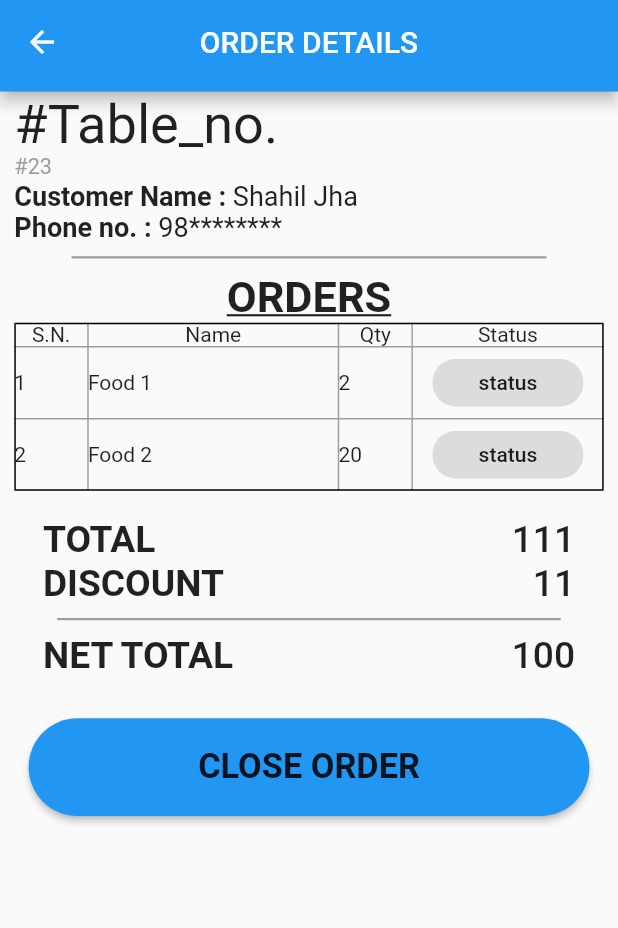
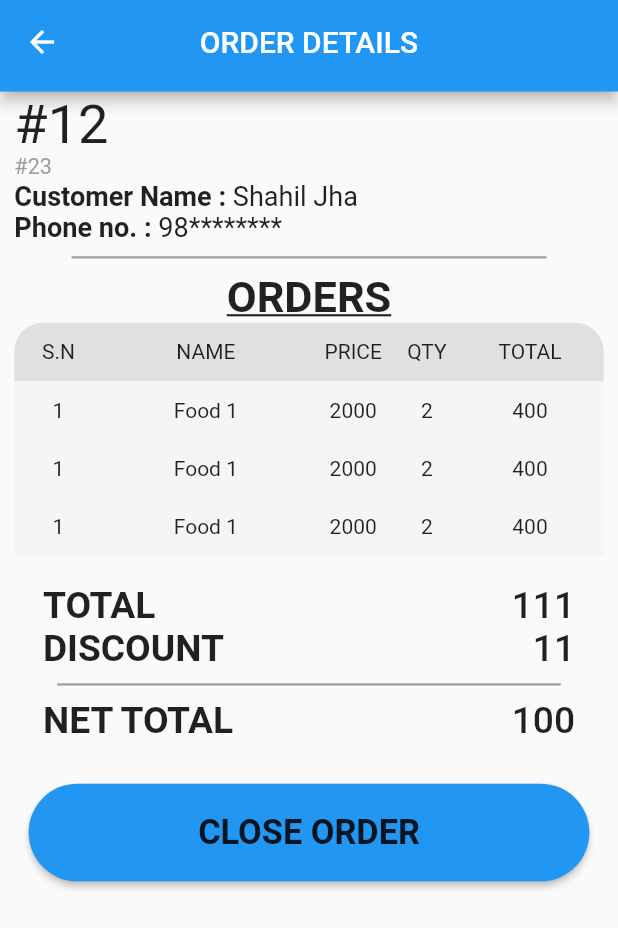
Before and after one commit to ShahilJha/Restaurant-prototype, a Flutter app: the screen it shows after launch, on a phone screen of 412 x 824 dp. Shown: the top 928 px of the screen. Run offline on Flutter 3.47's test engine with Material 2 defaults, Android fonts, the phone set to English and light mode, and no system bars; our stand-ins replace flutter_screenutil.

Commit message:
widget: table components

```diff
--- a/lib/screens/receptionist/order_details_screen/order_details_screen.dart
+++ b/lib/screens/receptionist/order_details_screen/order_details_screen.dart
@@ -1,11 +1,13 @@
+import 'package:flutter/cupertino.dart';
 import 'package:flutter/material.dart';
-import 'package:summer_project/widgets/app_action_chip.dart';
 import 'package:summer_project/widgets/app_app_bar.dart';
 import 'package:flutter_screenutil/flutter_screenutil.dart';
 import 'package:summer_project/widgets/app_button.dart';
+import 'package:summer_project/widgets/app_table_components.dart';
 import 'package:summer_project/widgets/customer_name.dart';
 import 'package:summer_project/widgets/order_no.dart';
 import 'package:summer_project/widgets/sub_titles.dart';
+import 'package:summer_project/widgets/table_no.dart';
 
 import 'local_widgets/payment_details.dart';
 
@@ -20,12 +22,7 @@ class OrderDetailsScreen extends StatelessWidget {
         margin: EdgeInsets.symmetric(horizontal: 25.w),
         child: ListView(
           children: [
-            Text(
-              "#Table_no.",
-              style: TextStyle(
-                fontSize: 100.ssp,
-              ),
-            ),
+            TableNumber(tableNumber: 12),
             OrderNumber(
               orderNumber: 23,
             ),
@@ -38,50 +35,57 @@ class OrderDetailsScreen extends StatelessWidget {
               string: '98********',
             ),
             Divider(),
-            Subtitles(
-              string: 'ORDERS',
-            ),
-            Table(
-              border: TableBorder.symmetric(
-                outside: BorderSide(color: Colors.black),
-                inside: BorderSide(color: Colors.grey),
-              ),
-              defaultVerticalAlignment: TableCellVerticalAlignment.middle,
+            Subtitles(string: 'ORDERS'),
+            AppTable(
               columnWidths: {
-                0: FractionColumnWidth(0.1),
-                1: FractionColumnWidth(0.4),
-                2: FractionColumnWidth(0.1),
-                3: FractionColumnWidth(0.3),
+                0: FractionColumnWidth(0.15),
+                1: FractionColumnWidth(0.35),
+                2: FractionColumnWidth(0.15),
+                3: FractionColumnWidth(0.1),
+                4: FractionColumnWidth(0.25),
               },
-              children: [
+              headerChildren: [
+                AppHeaderCell(string: 'S.N'),
+                AppHeaderCell(string: 'NAME'),
+                AppHeaderCell(string: 'PRICE'),
+                AppHeaderCell(string: 'QTY'),
+                AppHeaderCell(string: 'TOTAL'),
+              ],
+              dataChildren: [
                 TableRow(
+                  decoration: BoxDecoration(
+                    color: Colors.grey[100],
+                  ),
                   children: [
-                    Text('S.N.', textAlign: TextAlign.center),
-                    Text('Name', textAlign: TextAlign.center),
-                    Text('Qty', textAlign: TextAlign.center),
-                    Text('Status', textAlign: TextAlign.center),
+                    AppDataCell(string: '1'),
+                    AppDataCell(string: 'Food 1'),
+                    AppDataCell(string: '2000'),
+                    AppDataCell(string: '2'),
+                    AppDataCell(string: '400'),
                   ],
                 ),
                 TableRow(
+                  decoration: BoxDecoration(
+                    color: Colors.grey[100],
+                  ),
                   children: [
-                    Text('1'),
-                    Text('Food 1'),
-                    Text('2'),
-                    AppActionChip(
-                      string: 'status',
-                      onPressed: () {},
-                    ),
+                    AppDataCell(string: '1'),
+                    AppDataCell(string: 'Food 1'),
+                    AppDataCell(string: '2000'),
+                    AppDataCell(string: '2'),
+                    AppDataCell(string: '400'),
                   ],
                 ),
                 TableRow(
+                  decoration: BoxDecoration(
+                    color: Colors.grey[100],
+                  ),
                   children: [
-                    Text('2'),
-                    Text('Food 2'),
-                    Text('20'),
-                    AppActionChip(
-                      string: 'status',
-                      onPressed: () {},
-                    ),
+                    AppDataCell(string: '1'),
+                    AppDataCell(string: 'Food 1'),
+                    AppDataCell(string: '2000'),
+                    AppDataCell(string: '2'),
+                    AppDataCell(string: '400'),
                   ],
                 ),
               ],
--- a/lib/widgets/app_table_components.dart
+++ b/lib/widgets/app_table_components.dart
@@ -0,0 +1,107 @@
+import 'package:flutter/material.dart';
+import 'package:flutter/rendering.dart';
+import 'package:flutter_screenutil/flutter_screenutil.dart';
+
+class AppTable extends StatelessWidget {
+  final List<TableRow> children;
+  final Map<int, TableColumnWidth> columnWidths;
+  final List<Widget> headerChildren;
+  // final List<Widget> dataChildren;
+  final List<TableRow> dataChildren;
+
+  const AppTable({
+    Key key,
+    this.children,
+    this.columnWidths,
+    this.headerChildren,
+    this.dataChildren,
+  }) : super(key: key);
+
+  //TODO: use to pass data to Table()
+  List<TableRow> _getTableRows(List<List<Widget>> list) {
+    List<TableRow> rowList;
+    rowList.add(TableRow(
+      decoration: BoxDecoration(
+        color: Colors.grey[300],
+        borderRadius: BorderRadius.only(
+          topLeft: Radius.circular(50.w),
+          topRight: Radius.circular(50.w),
+        ),
+      ),
+      children: headerChildren,
+    ));
+    for (var rowData in list) {
+      rowList.add(
+        //TODO: use _mapToTableRow to map data to TableRow()
+        TableRow(
+          decoration: BoxDecoration(
+            color: Colors.grey[100],
+          ),
+          children: [
+            AppDataCell(string: '1'),
+            AppDataCell(string: 'Food 1'),
+            AppDataCell(string: '2000'),
+            AppDataCell(string: '2'),
+            AppDataCell(string: '400'),
+          ],
+        ),
+      );
+    }
+    return rowList;
+  }
+
+  TableRow _mapToTableRow(List list) {
+    return TableRow();
+  }
+
+  @override
+  Widget build(BuildContext context) {
+    return Table(
+      // border: TableBorder.symmetric(
+      //   outside: BorderSide(color: Colors.black),
+      //   inside: BorderSide(color: Colors.grey),
+      // ),
+      defaultVerticalAlignment: TableCellVerticalAlignment.middle,
+      columnWidths: columnWidths,
+      children: [
+        TableRow(
+          decoration: BoxDecoration(
+            color: Colors.grey[300],
+            borderRadius: BorderRadius.only(
+              topLeft: Radius.circular(50.w),
+              topRight: Radius.circular(50.w),
+            ),
+          ),
+          children: headerChildren,
+        ),
+        ...dataChildren
+      ],
+    );
+  }
+}
+
+class AppHeaderCell extends StatelessWidget {
+  final String string;
+  const AppHeaderCell({Key key, this.string}) : super(key: key);
+
+  @override
+  Widget build(BuildContext context) {
+    return Padding(
+      padding: EdgeInsets.symmetric(vertical: 30.w),
+      child: Text(string, textAlign: TextAlign.center),
+    );
+  }
+}
+
+class AppDataCell extends StatelessWidget {
+  final String string;
+  const AppDataCell({Key key, this.string}) : super(key: key);
+
+  @override
+  Widget build(BuildContext context) {
+    return Padding(
+      padding: EdgeInsets.symmetric(vertical: 30.w),
+      child: Text(string, textAlign: TextAlign.center),
+    );
+  }
+}
--- a/lib/widgets/table_no.dart
+++ b/lib/widgets/table_no.dart
@@ -1,14 +1,17 @@
 import 'package:flutter/material.dart';
 import 'package:flutter_screenutil/flutter_screenutil.dart';
 
-// class TableNumbers extends StatelessWidget {
-//   @override
-//   Widget build(BuildContext context) {
-//     return Container(
-//       child: DropdownButton(
-//         onChanged: (value) {},
-//         items: [Table.table1],
-//       ),
-//     );
-//   }
-// }
+class TableNumber extends StatelessWidget {
+  final int tableNumber;
+  const TableNumber({Key key, this.tableNumber}) : super(key: key);
+
+  @override
+  Widget build(BuildContext context) {
+    return Text(
+      "#$tableNumber",
+      style: TextStyle(
+        fontSize: 100.ssp,
+      ),
+    );
+  }
+}
```
